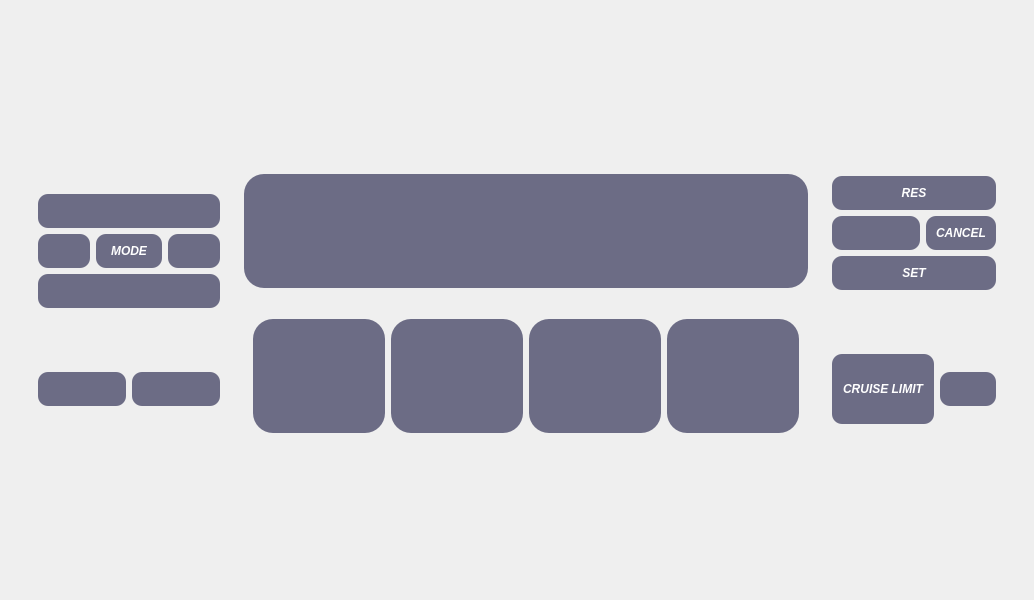
Before: the Qt Designer form ui/SteeringControls.ui in suchinton/AGL_Demo_Control_Panel, drawn with Qt 5.
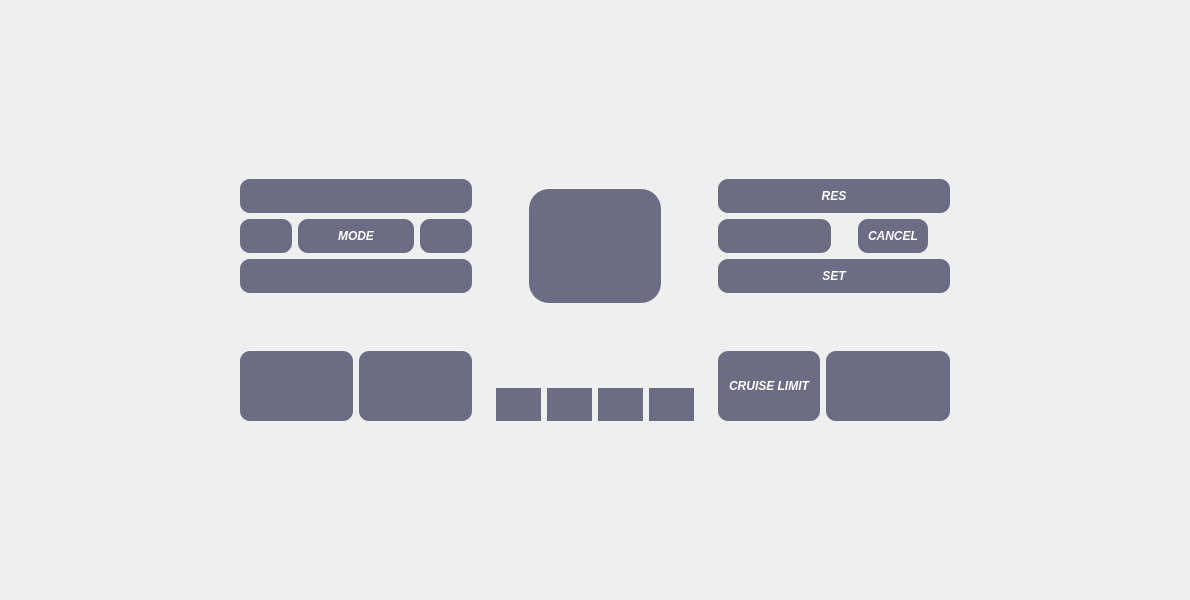
After: the same form once the commit is applied. Icons and pictures are not drawn.

Commit message: Fix UI: Increase text size & alignment

Patch:
```diff
--- a/ui/SteeringControls.ui
+++ b/ui/SteeringControls.ui
@@ -6,7 +6,7 @@
    <rect>
     <x>0</x>
     <y>0</y>
-    <width>1034</width>
+    <width>1190</width>
     <height>600</height>
    </rect>
   </property>
@@ -67,271 +67,17 @@
   </property>
   <widget class="QWidget" name="centralwidget">
    <layout class="QGridLayout" name="gridLayout">
-    <item row="2" column="1" rowspan="4" alignment="Qt::AlignRight|Qt::AlignVCenter">
-     <widget class="QFrame" name="LeftControls">
-      <property name="frameShape">
-       <enum>QFrame::StyledPanel</enum>
-      </property>
-      <property name="frameShadow">
-       <enum>QFrame::Raised</enum>
-      </property>
-      <layout class="QVBoxLayout" name="verticalLayout">
-       <item alignment="Qt::AlignHCenter|Qt::AlignVCenter">
-        <widget class="QFrame" name="TopLeftControls">
-         <property name="minimumSize">
-          <size>
-           <width>200</width>
-           <height>0</height>
-          </size>
-         </property>
-         <property name="frameShape">
-          <enum>QFrame::StyledPanel</enum>
-         </property>
-         <property name="frameShadow">
-          <enum>QFrame::Raised</enum>
-         </property>
-         <layout class="QGridLayout" name="gridLayout_3">
-          <item row="2" column="2">
-           <widget class="QPushButton" name="NextTrack">
-            <property name="text">
-             <string/>
-            </property>
-            <property name="icon">
-             <iconset resource="../assets/res.qrc">
-              <normaloff>:/Carbon_Icons/carbon_icons/skip--forward--filled.svg</normaloff>:/Carbon_Icons/carbon_icons/skip--forward--filled.svg</iconset>
-            </property>
-            <property name="iconSize">
-             <size>
-              <width>45</width>
-              <height>45</height>
-             </size>
-            </property>
-           </widget>
-          </item>
-          <item row="3" column="0" colspan="3">
-           <widget class="QPushButton" name="VolumeDown">
-            <property name="text">
-             <string/>
-            </property>
-            <property name="icon">
-             <iconset resource="../assets/res.qrc">
-              <normaloff>:/Carbon_Icons/carbon_icons/volume--down--filled--alt.svg</normaloff>:/Carbon_Icons/carbon_icons/volume--down--filled--alt.svg</iconset>
-            </property>
-            <property name="iconSize">
-             <size>
-              <width>45</width>
-              <height>45</height>
-             </size>
-            </property>
-           </widget>
-          </item>
-          <item row="2" column="1">
-           <widget class="QPushButton" name="Mode">
-            <property name="sizePolicy">
-             <sizepolicy hsizetype="Expanding" vsizetype="Expanding">
-              <horstretch>0</horstretch>
-              <verstretch>0</verstretch>
-             </sizepolicy>
-            </property>
-            <property name="minimumSize">
-             <size>
-              <width>0</width>
-              <height>0</height>
-             </size>
-            </property>
-            <property name="font">
-             <font>
-              <weight>75</weight>
-              <italic>true</italic>
-              <bold>true</bold>
-             </font>
-            </property>
-            <property name="text">
-             <string>MODE</string>
-            </property>
-            <property name="iconSize">
-             <size>
-              <width>45</width>
-              <height>45</height>
-             </size>
-            </property>
-            <property name="checkable">
-             <bool>false</bool>
-            </property>
-           </widget>
-          </item>
-          <item row="2" column="0">
-           <widget class="QPushButton" name="PreviousTrack">
-            <property name="text">
-             <string/>
-            </property>
-            <property name="icon">
-             <iconset resource="../assets/res.qrc">
-              <normaloff>:/Carbon_Icons/carbon_icons/skip--back--filled.svg</normaloff>:/Carbon_Icons/carbon_icons/skip--back--filled.svg</iconset>
-            </property>
-            <property name="iconSize">
-             <size>
-              <width>45</width>
-              <height>45</height>
-             </size>
-            </property>
-           </widget>
-          </item>
-          <item row="1" column="0" colspan="3">
-           <widget class="QPushButton" name="VolumeUp">
-            <property name="text">
-             <string/>
-            </property>
-            <property name="icon">
-             <iconset resource="../assets/res.qrc">
-              <normaloff>:/Carbon_Icons/carbon_icons/volume--up--filled--alt.svg</normaloff>:/Carbon_Icons/carbon_icons/volume--up--filled--alt.svg</iconset>
-            </property>
-            <property name="iconSize">
-             <size>
-              <width>45</width>
-              <height>45</height>
-             </size>
-            </property>
-            <property name="flat">
-             <bool>false</bool>
-            </property>
-           </widget>
-          </item>
-         </layout>
-        </widget>
-       </item>
-       <item>
-        <spacer name="verticalSpacer">
-         <property name="orientation">
-          <enum>Qt::Vertical</enum>
-         </property>
-         <property name="sizeType">
-          <enum>QSizePolicy::Fixed</enum>
-         </property>
-         <property name="sizeHint" stdset="0">
-          <size>
-           <width>20</width>
-           <height>40</height>
-          </size>
-         </property>
-        </spacer>
-       </item>
-       <item alignment="Qt::AlignBottom">
-        <widget class="QFrame" name="BottomLeftControls">
-         <property name="frameShape">
-          <enum>QFrame::StyledPanel</enum>
-         </property>
-         <property name="frameShadow">
-          <enum>QFrame::Raised</enum>
-         </property>
-         <layout class="QHBoxLayout" name="horizontalLayout">
-          <item>
-           <widget class="QPushButton" name="Info">
-            <property name="text">
-             <string/>
-            </property>
-            <property name="icon">
-             <iconset resource="../assets/res.qrc">
-              <normaloff>:/Carbon_Icons/carbon_icons/information.svg</normaloff>:/Carbon_Icons/carbon_icons/information.svg</iconset>
-            </property>
-            <property name="iconSize">
-             <size>
-              <width>45</width>
-              <height>45</height>
-             </size>
-            </property>
-           </widget>
-          </item>
-          <item>
-           <widget class="QPushButton" name="VolumeMute">
-            <property name="text">
-             <string/>
-            </property>
-            <property name="icon">
-             <iconset resource="../assets/res.qrc">
-              <normaloff>:/Carbon_Icons/carbon_icons/volume--mute--filled.svg</normaloff>:/Carbon_Icons/carbon_icons/volume--mute--filled.svg</iconset>
-            </property>
-            <property name="iconSize">
-             <size>
-              <width>45</width>
-              <height>45</height>
-             </size>
-            </property>
-           </widget>
-          </item>
-         </layout>
-        </widget>
-       </item>
-      </layout>
-     </widget>
-    </item>
-    <item row="2" column="2" rowspan="3" alignment="Qt::AlignVCenter">
-     <widget class="QFrame" name="frame">
-      <property name="sizePolicy">
-       <sizepolicy hsizetype="Expanding" vsizetype="Expanding">
-        <horstretch>0</horstretch>
-        <verstretch>0</verstretch>
-       </sizepolicy>
-      </property>
-      <property name="minimumSize">
-       <size>
-        <width>0</width>
-        <height>0</height>
-       </size>
-      </property>
-      <property name="frameShape">
-       <enum>QFrame::StyledPanel</enum>
-      </property>
-      <property name="frameShadow">
-       <enum>QFrame::Raised</enum>
-      </property>
-      <layout class="QGridLayout" name="gridLayout_2">
-       <property name="leftMargin">
-        <number>0</number>
-       </property>
-       <property name="topMargin">
-        <number>0</number>
-       </property>
-       <property name="rightMargin">
-        <number>0</number>
-       </property>
-       <property name="bottomMargin">
-        <number>0</number>
-       </property>
-       <property name="spacing">
-        <number>0</number>
-       </property>
-       <item row="1" column="0" alignment="Qt::AlignVCenter">
-        <widget class="QPushButton" name="Horn">
-         <property name="sizePolicy">
-          <sizepolicy hsizetype="Expanding" vsizetype="Expanding">
-           <horstretch>0</horstretch>
-           <verstretch>0</verstretch>
-          </sizepolicy>
-         </property>
-         <property name="text">
-          <string/>
-         </property>
-         <property name="icon">
-          <iconset resource="../assets/res.qrc">
-           <normaloff>:/Images/Images/logo_agl.png</normaloff>:/Images/Images/logo_agl.png</iconset>
-         </property>
-         <property name="iconSize">
-          <size>
-           <width>250</width>
-           <height>250</height>
-          </size>
-         </property>
-        </widget>
-       </item>
-      </layout>
-     </widget>
-    </item>
-    <item row="2" column="3" rowspan="4" alignment="Qt::AlignVCenter">
+    <item row="2" column="3" rowspan="5" alignment="Qt::AlignVCenter">
      <widget class="QFrame" name="RightControls">
+      <property name="sizePolicy">
+       <sizepolicy hsizetype="Fixed" vsizetype="Preferred">
+        <horstretch>0</horstretch>
+        <verstretch>0</verstretch>
+       </sizepolicy>
+      </property>
       <property name="minimumSize">
        <size>
-        <width>200</width>
+        <width>250</width>
         <height>0</height>
        </size>
       </property>
@@ -342,8 +88,29 @@
        <enum>QFrame::Raised</enum>
       </property>
       <layout class="QGridLayout" name="gridLayout_4">
+       <property name="leftMargin">
+        <number>0</number>
+       </property>
+       <property name="topMargin">
+        <number>0</number>
+       </property>
+       <property name="rightMargin">
+        <number>0</number>
+       </property>
+       <property name="bottomMargin">
+        <number>0</number>
+       </property>
+       <property name="spacing">
+        <number>0</number>
+       </property>
        <item row="3" column="0" alignment="Qt::AlignTop">
         <widget class="QFrame" name="BottomRightControls">
+         <property name="sizePolicy">
+          <sizepolicy hsizetype="Expanding" vsizetype="Preferred">
+           <horstretch>0</horstretch>
+           <verstretch>0</verstretch>
+          </sizepolicy>
+         </property>
          <property name="frameShape">
           <enum>QFrame::StyledPanel</enum>
          </property>
@@ -351,8 +118,14 @@
           <enum>QFrame::Raised</enum>
          </property>
          <layout class="QGridLayout" name="gridLayout_6">
-          <item row="0" column="0">
+          <item row="0" column="0" alignment="Qt::AlignHCenter">
            <widget class="QPushButton" name="CruiseLimit">
+            <property name="sizePolicy">
+             <sizepolicy hsizetype="Expanding" vsizetype="Fixed">
+              <horstretch>0</horstretch>
+              <verstretch>0</verstretch>
+             </sizepolicy>
+            </property>
             <property name="minimumSize">
              <size>
               <width>0</width>
@@ -376,6 +149,18 @@
           </item>
           <item row="0" column="1">
            <widget class="QPushButton" name="CruiseDistance">
+            <property name="sizePolicy">
+             <sizepolicy hsizetype="Expanding" vsizetype="Fixed">
+              <horstretch>0</horstretch>
+              <verstretch>0</verstretch>
+             </sizepolicy>
+            </property>
+            <property name="minimumSize">
+             <size>
+              <width>0</width>
+              <height>70</height>
+             </size>
+            </property>
             <property name="font">
              <font>
               <weight>75</weight>
@@ -409,6 +194,12 @@
        </item>
        <item row="1" column="0" alignment="Qt::AlignBottom">
         <widget class="QFrame" name="TopRightControls">
+         <property name="sizePolicy">
+          <sizepolicy hsizetype="Expanding" vsizetype="Preferred">
+           <horstretch>0</horstretch>
+           <verstretch>0</verstretch>
+          </sizepolicy>
+         </property>
          <property name="frameShape">
           <enum>QFrame::StyledPanel</enum>
          </property>
@@ -487,7 +278,7 @@
             </property>
            </widget>
           </item>
-          <item row="1" column="2">
+          <item row="1" column="2" alignment="Qt::AlignHCenter">
            <widget class="QPushButton" name="CruiseCancel">
             <property name="sizePolicy">
              <sizepolicy hsizetype="Fixed" vsizetype="Fixed">
@@ -495,6 +286,12 @@
               <verstretch>0</verstretch>
              </sizepolicy>
             </property>
+            <property name="minimumSize">
+             <size>
+              <width>0</width>
+              <height>0</height>
+             </size>
+            </property>
             <property name="font">
              <font>
               <weight>75</weight>
@@ -542,36 +339,10 @@
       </layout>
      </widget>
     </item>
-    <item row="2" column="4" rowspan="4">
-     <spacer name="horizontalSpacer_2">
-      <property name="orientation">
-       <enum>Qt::Horizontal</enum>
-      </property>
-      <property name="sizeHint" stdset="0">
-       <size>
-        <width>40</width>
-        <height>20</height>
-       </size>
-      </property>
-     </spacer>
-    </item>
-    <item row="6" column="0" colspan="5">
-     <spacer name="verticalSpacer_4">
-      <property name="orientation">
-       <enum>Qt::Vertical</enum>
-      </property>
-      <property name="sizeHint" stdset="0">
-       <size>
-        <width>20</width>
-        <height>40</height>
-       </size>
-      </property>
-     </spacer>
-    </item>
-    <item row="5" column="2" alignment="Qt::AlignBottom">
+    <item row="6" column="2" alignment="Qt::AlignBottom">
      <widget class="QFrame" name="ExtraControls">
       <property name="sizePolicy">
-       <sizepolicy hsizetype="Expanding" vsizetype="Expanding">
+       <sizepolicy hsizetype="Expanding" vsizetype="Ignored">
         <horstretch>0</horstretch>
         <verstretch>0</verstretch>
        </sizepolicy>
@@ -585,6 +356,12 @@
       <layout class="QHBoxLayout" name="horizontalLayout_2">
        <item alignment="Qt::AlignBottom">
         <widget class="QPushButton" name="PhoneCall">
+         <property name="sizePolicy">
+          <sizepolicy hsizetype="Ignored" vsizetype="Expanding">
+           <horstretch>0</horstretch>
+           <verstretch>0</verstretch>
+          </sizepolicy>
+         </property>
          <property name="text">
           <string/>
          </property>
@@ -602,6 +379,12 @@
        </item>
        <item alignment="Qt::AlignBottom">
         <widget class="QPushButton" name="PhoneHangup">
+         <property name="sizePolicy">
+          <sizepolicy hsizetype="Ignored" vsizetype="Expanding">
+           <horstretch>0</horstretch>
+           <verstretch>0</verstretch>
+          </sizepolicy>
+         </property>
          <property name="text">
           <string/>
          </property>
@@ -619,6 +402,12 @@
        </item>
        <item alignment="Qt::AlignBottom">
         <widget class="QPushButton" name="Voice">
+         <property name="sizePolicy">
+          <sizepolicy hsizetype="Ignored" vsizetype="Expanding">
+           <horstretch>0</horstretch>
+           <verstretch>0</verstretch>
+          </sizepolicy>
+         </property>
          <property name="text">
           <string/>
          </property>
@@ -636,6 +425,12 @@
        </item>
        <item alignment="Qt::AlignBottom">
         <widget class="QPushButton" name="LaneDeparture">
+         <property name="sizePolicy">
+          <sizepolicy hsizetype="Ignored" vsizetype="Expanding">
+           <horstretch>0</horstretch>
+           <verstretch>0</verstretch>
+          </sizepolicy>
+         </property>
          <property name="text">
           <string/>
          </property>
@@ -667,6 +462,255 @@
       </property>
      </spacer>
     </item>
+    <item row="2" column="1" rowspan="5" alignment="Qt::AlignHCenter|Qt::AlignVCenter">
+     <widget class="QFrame" name="LeftControls">
+      <property name="sizePolicy">
+       <sizepolicy hsizetype="Expanding" vsizetype="Preferred">
+        <horstretch>0</horstretch>
+        <verstretch>0</verstretch>
+       </sizepolicy>
+      </property>
+      <property name="minimumSize">
+       <size>
+        <width>250</width>
+        <height>0</height>
+       </size>
+      </property>
+      <property name="frameShape">
+       <enum>QFrame::StyledPanel</enum>
+      </property>
+      <property name="frameShadow">
+       <enum>QFrame::Raised</enum>
+      </property>
+      <layout class="QVBoxLayout" name="verticalLayout">
+       <property name="spacing">
+        <number>0</number>
+       </property>
+       <property name="leftMargin">
+        <number>0</number>
+       </property>
+       <property name="topMargin">
+        <number>0</number>
+       </property>
+       <property name="rightMargin">
+        <number>0</number>
+       </property>
+       <property name="bottomMargin">
+        <number>0</number>
+       </property>
+       <item alignment="Qt::AlignVCenter">
+        <widget class="QFrame" name="TopLeftControls">
+         <property name="sizePolicy">
+          <sizepolicy hsizetype="Expanding" vsizetype="Preferred">
+           <horstretch>0</horstretch>
+           <verstretch>0</verstretch>
+          </sizepolicy>
+         </property>
+         <property name="minimumSize">
+          <size>
+           <width>200</width>
+           <height>0</height>
+          </size>
+         </property>
+         <property name="frameShape">
+          <enum>QFrame::StyledPanel</enum>
+         </property>
+         <property name="frameShadow">
+          <enum>QFrame::Raised</enum>
+         </property>
+         <layout class="QGridLayout" name="gridLayout_3">
+          <item row="2" column="2">
+           <widget class="QPushButton" name="NextTrack">
+            <property name="text">
+             <string/>
+            </property>
+            <property name="icon">
+             <iconset resource="../assets/res.qrc">
+              <normaloff>:/Carbon_Icons/carbon_icons/skip--forward--filled.svg</normaloff>:/Carbon_Icons/carbon_icons/skip--forward--filled.svg</iconset>
+            </property>
+            <property name="iconSize">
+             <size>
+              <width>45</width>
+              <height>45</height>
+             </size>
+            </property>
+           </widget>
+          </item>
+          <item row="3" column="0" colspan="3">
+           <widget class="QPushButton" name="VolumeDown">
+            <property name="text">
+             <string/>
+            </property>
+            <property name="icon">
+             <iconset resource="../assets/res.qrc">
+              <normaloff>:/Carbon_Icons/carbon_icons/volume--down--filled--alt.svg</normaloff>:/Carbon_Icons/carbon_icons/volume--down--filled--alt.svg</iconset>
+            </property>
+            <property name="iconSize">
+             <size>
+              <width>45</width>
+              <height>45</height>
+             </size>
+            </property>
+           </widget>
+          </item>
+          <item row="2" column="1">
+           <widget class="QPushButton" name="Mode">
+            <property name="sizePolicy">
+             <sizepolicy hsizetype="MinimumExpanding" vsizetype="Expanding">
+              <horstretch>0</horstretch>
+              <verstretch>0</verstretch>
+             </sizepolicy>
+            </property>
+            <property name="minimumSize">
+             <size>
+              <width>80</width>
+              <height>0</height>
+             </size>
+            </property>
+            <property name="font">
+             <font>
+              <weight>75</weight>
+              <italic>true</italic>
+              <bold>true</bold>
+             </font>
+            </property>
+            <property name="text">
+             <string>MODE</string>
+            </property>
+            <property name="iconSize">
+             <size>
+              <width>45</width>
+              <height>45</height>
+             </size>
+            </property>
+            <property name="checkable">
+             <bool>false</bool>
+            </property>
+           </widget>
+          </item>
+          <item row="2" column="0">
+           <widget class="QPushButton" name="PreviousTrack">
+            <property name="text">
+             <string/>
+            </property>
+            <property name="icon">
+             <iconset resource="../assets/res.qrc">
+              <normaloff>:/Carbon_Icons/carbon_icons/skip--back--filled.svg</normaloff>:/Carbon_Icons/carbon_icons/skip--back--filled.svg</iconset>
+            </property>
+            <property name="iconSize">
+             <size>
+              <width>45</width>
+              <height>45</height>
+             </size>
+            </property>
+           </widget>
+          </item>
+          <item row="1" column="0" colspan="3">
+           <widget class="QPushButton" name="VolumeUp">
+            <property name="text">
+             <string/>
+            </property>
+            <property name="icon">
+             <iconset resource="../assets/res.qrc">
+              <normaloff>:/Carbon_Icons/carbon_icons/volume--up--filled--alt.svg</normaloff>:/Carbon_Icons/carbon_icons/volume--up--filled--alt.svg</iconset>
+            </property>
+            <property name="iconSize">
+             <size>
+              <width>45</width>
+              <height>45</height>
+             </size>
+            </property>
+            <property name="flat">
+             <bool>false</bool>
+            </property>
+           </widget>
+          </item>
+         </layout>
+        </widget>
+       </item>
+       <item>
+        <spacer name="verticalSpacer">
+         <property name="orientation">
+          <enum>Qt::Vertical</enum>
+         </property>
+         <property name="sizeType">
+          <enum>QSizePolicy::Fixed</enum>
+         </property>
+         <property name="sizeHint" stdset="0">
+          <size>
+           <width>20</width>
+           <height>40</height>
+          </size>
+         </property>
+        </spacer>
+       </item>
+       <item alignment="Qt::AlignBottom">
+        <widget class="QFrame" name="BottomLeftControls">
+         <property name="sizePolicy">
+          <sizepolicy hsizetype="Expanding" vsizetype="Preferred">
+           <horstretch>0</horstretch>
+           <verstretch>0</verstretch>
+          </sizepolicy>
+         </property>
+         <property name="frameShape">
+          <enum>QFrame::StyledPanel</enum>
+         </property>
+         <property name="frameShadow">
+          <enum>QFrame::Raised</enum>
+         </property>
+         <layout class="QHBoxLayout" name="horizontalLayout">
+          <item>
+           <widget class="QPushButton" name="Info">
+            <property name="minimumSize">
+             <size>
+              <width>0</width>
+              <height>70</height>
+             </size>
+            </property>
+            <property name="text">
+             <string/>
+            </property>
+            <property name="icon">
+             <iconset resource="../assets/res.qrc">
+              <normaloff>:/Carbon_Icons/carbon_icons/information.svg</normaloff>:/Carbon_Icons/carbon_icons/information.svg</iconset>
+            </property>
+            <property name="iconSize">
+             <size>
+              <width>45</width>
+              <height>45</height>
+             </size>
+            </property>
+           </widget>
+          </item>
+          <item>
+           <widget class="QPushButton" name="VolumeMute">
+            <property name="minimumSize">
+             <size>
+              <width>0</width>
+              <height>70</height>
+             </size>
+            </property>
+            <property name="text">
+             <string/>
+            </property>
+            <property name="icon">
+             <iconset resource="../assets/res.qrc">
+              <normaloff>:/Carbon_Icons/carbon_icons/volume--mute--filled.svg</normaloff>:/Carbon_Icons/carbon_icons/volume--mute--filled.svg</iconset>
+            </property>
+            <property name="iconSize">
+             <size>
+              <width>45</width>
+              <height>45</height>
+             </size>
+            </property>
+           </widget>
+          </item>
+         </layout>
+        </widget>
+       </item>
+      </layout>
+     </widget>
+    </item>
     <item row="0" column="0" colspan="5">
      <spacer name="verticalSpacer_3">
       <property name="orientation">
@@ -683,6 +727,113 @@
       </property>
      </spacer>
     </item>
+    <item row="2" column="4" rowspan="5">
+     <spacer name="horizontalSpacer_2">
+      <property name="orientation">
+       <enum>Qt::Horizontal</enum>
+      </property>
+      <property name="sizeType">
+       <enum>QSizePolicy::Expanding</enum>
+      </property>
+      <property name="sizeHint" stdset="0">
+       <size>
+        <width>40</width>
+        <height>20</height>
+       </size>
+      </property>
+     </spacer>
+    </item>
+    <item row="7" column="0" colspan="5">
+     <spacer name="verticalSpacer_4">
+      <property name="orientation">
+       <enum>Qt::Vertical</enum>
+      </property>
+      <property name="sizeHint" stdset="0">
+       <size>
+        <width>20</width>
+        <height>40</height>
+       </size>
+      </property>
+     </spacer>
+    </item>
+    <item row="2" column="2" rowspan="3" alignment="Qt::AlignHCenter|Qt::AlignVCenter">
+     <widget class="QFrame" name="frame">
+      <property name="sizePolicy">
+       <sizepolicy hsizetype="Expanding" vsizetype="Expanding">
+        <horstretch>0</horstretch>
+        <verstretch>0</verstretch>
+       </sizepolicy>
+      </property>
+      <property name="minimumSize">
+       <size>
+        <width>0</width>
+        <height>0</height>
+       </size>
+      </property>
+      <property name="frameShape">
+       <enum>QFrame::StyledPanel</enum>
+      </property>
+      <property name="frameShadow">
+       <enum>QFrame::Raised</enum>
+      </property>
+      <layout class="QGridLayout" name="gridLayout_2">
+       <property name="leftMargin">
+        <number>0</number>
+       </property>
+       <property name="topMargin">
+        <number>0</number>
+       </property>
+       <property name="rightMargin">
+        <number>0</number>
+       </property>
+       <property name="bottomMargin">
+        <number>0</number>
+       </property>
+       <property name="spacing">
+        <number>0</number>
+       </property>
+       <item row="1" column="0" alignment="Qt::AlignVCenter">
+        <widget class="QPushButton" name="Horn">
+         <property name="sizePolicy">
+          <sizepolicy hsizetype="Expanding" vsizetype="Expanding">
+           <horstretch>0</horstretch>
+           <verstretch>0</verstretch>
+          </sizepolicy>
+         </property>
+         <property name="text">
+          <string/>
+         </property>
+         <property name="icon">
+          <iconset resource="../assets/res.qrc">
+           <normaloff>:/Images/Images/logo_agl.png</normaloff>:/Images/Images/logo_agl.png</iconset>
+         </property>
+         <property name="iconSize">
+          <size>
+           <width>350</width>
+           <height>250</height>
+          </size>
+         </property>
+        </widget>
+       </item>
+      </layout>
+     </widget>
+    </item>
+    <item row="5" column="2">
+     <spacer name="verticalSpacer_5">
+      <property name="orientation">
+       <enum>Qt::Vertical</enum>
+      </property>
+      <property name="sizeType">
+       <enum>QSizePolicy::Fixed</enum>
+      </property>
+      <property name="sizeHint" stdset="0">
+       <size>
+        <width>20</width>
+        <height>50</height>
+       </size>
+      </property>
+     </spacer>
+    </item>
    </layout>
   </widget>
  </widget>
```
Left out of the diff: 2 changed lines with no effect on the pictures. The commit also changes 6 other files.
